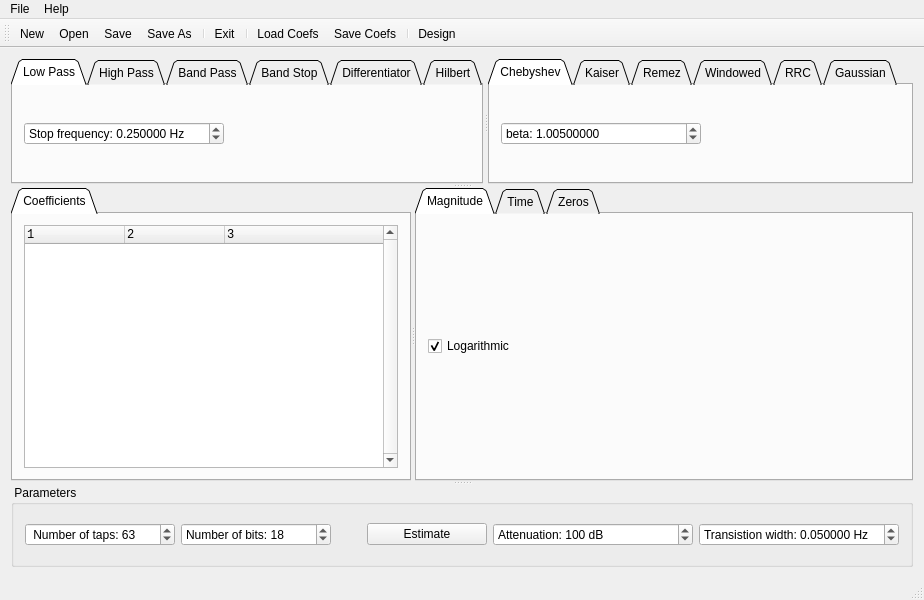
Before: the Qt Designer form mainwindow.ui in gbrault/firtool, drawn with Qt 5.
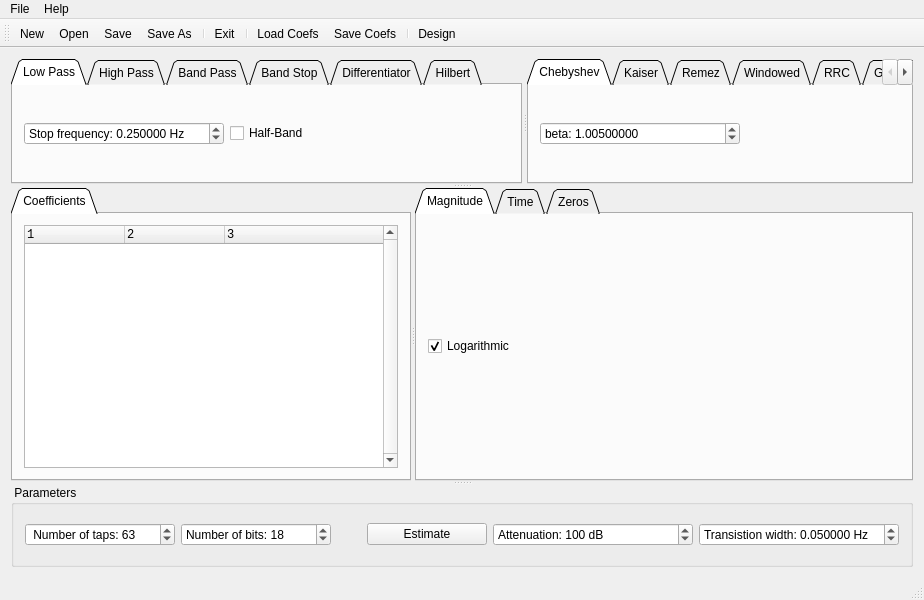
After: the same form once the commit is applied. Icons and pictures are not drawn.

Commit message: half-band added

Patch:
```diff
--- a/mainwindow.ui
+++ b/mainwindow.ui
@@ -125,7 +125,7 @@
              </property>
             </widget>
            </item>
-           <item row="1" column="1">
+           <item row="1" column="2">
             <spacer name="horizontalSpacer">
              <property name="orientation">
               <enum>Qt::Horizontal</enum>
@@ -141,6 +141,13 @@
              </property>
             </spacer>
            </item>
+           <item row="1" column="1">
+            <widget class="QCheckBox" name="cbLPHB">
+             <property name="text">
+              <string>Half-Band</string>
+             </property>
+            </widget>
+           </item>
           </layout>
          </widget>
          <widget class="QWidget" name="tsbHP">
@@ -611,8 +618,11 @@
             <property name="decimals">
              <number>8</number>
             </property>
+            <property name="minimum">
+             <double>1.000000000000000</double>
+            </property>
             <property name="maximum">
-             <double>999.000000000000000</double>
+             <double>2.000000000000000</double>
             </property>
             <property name="singleStep">
              <double>0.000000000000000</double>
```
Left out of the diff: 48 changed lines with no effect on the pictures. The commit also changes 2 other files.
